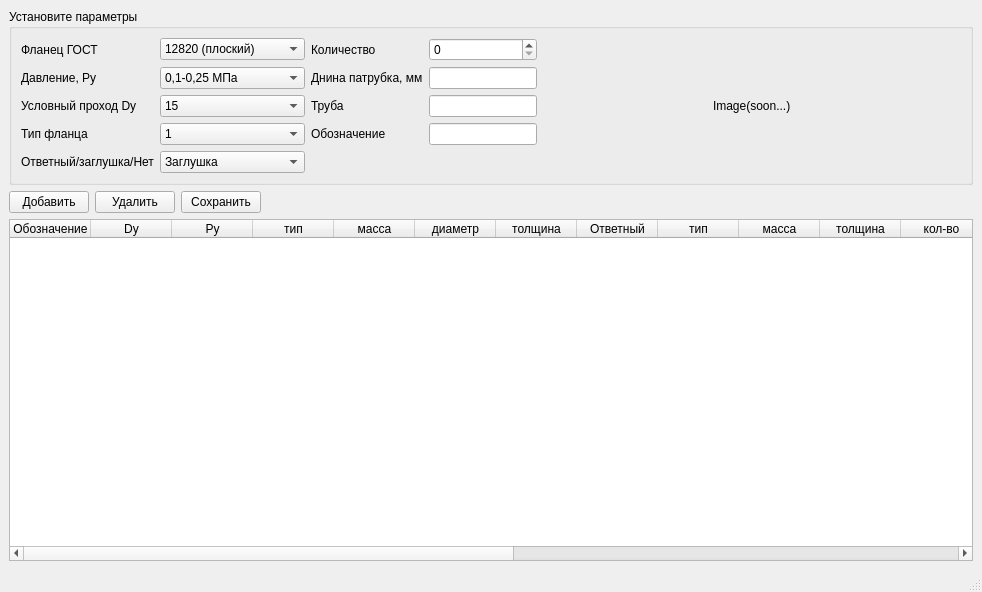
Above: main.ui from Atomini/ASF before the change. Below: the same form after it.
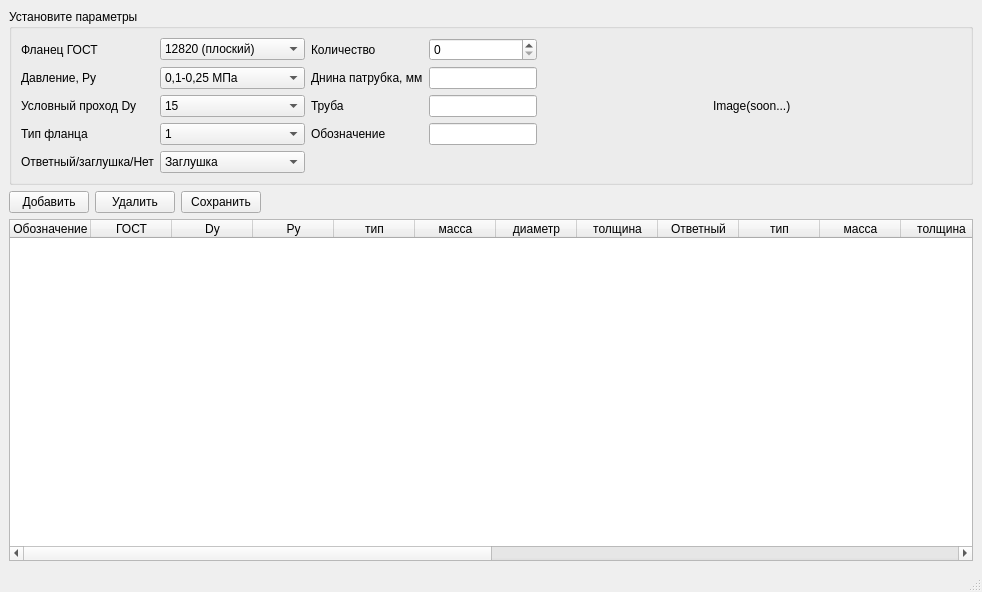
That is the form after the change.

Commit message: add new column in interface

```diff
--- a/main.ui
+++ b/main.ui
@@ -382,6 +382,11 @@
         <string>Обозначение</string>
        </property>
       </column>
+      <column>
+       <property name="text">
+        <string>ГОСТ</string>
+       </property>
+      </column>
       <column>
        <property name="text">
         <string>Dy</string>
@@ -437,11 +442,6 @@
         <string>кол-во</string>
        </property>
       </column>
-      <column>
-       <property name="text">
-        <string>Новый столбец</string>
-       </property>
-      </column>
       <column>
        <property name="text">
         <string>крепеж</string>
@@ -464,7 +464,7 @@
       </column>
       <column>
        <property name="text">
-        <string>Новый столбец</string>
+        <string>гайки кол-во</string>
        </property>
       </column>
       <column>
@@ -477,6 +477,11 @@
         <string>кол-во</string>
        </property>
       </column>
+      <column>
+       <property name="text">
+        <string>труба</string>
+       </property>
+      </column>
       <column>
        <property name="text">
         <string>длина трубы</string>
```
The commit also changes 2 other files.
